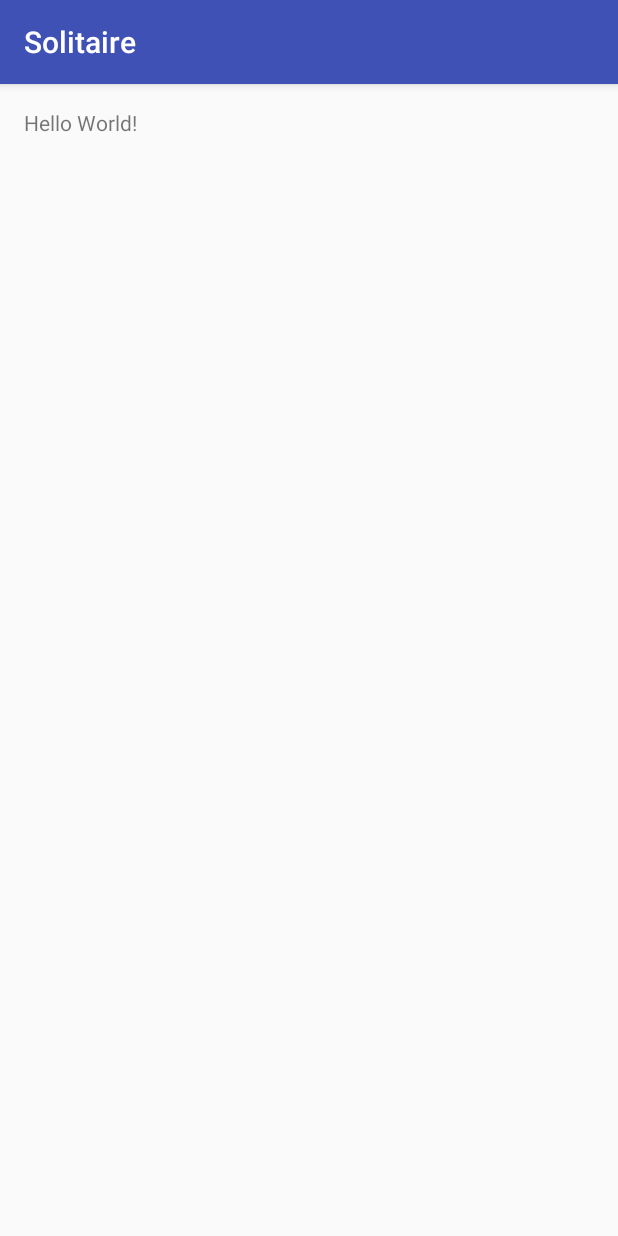
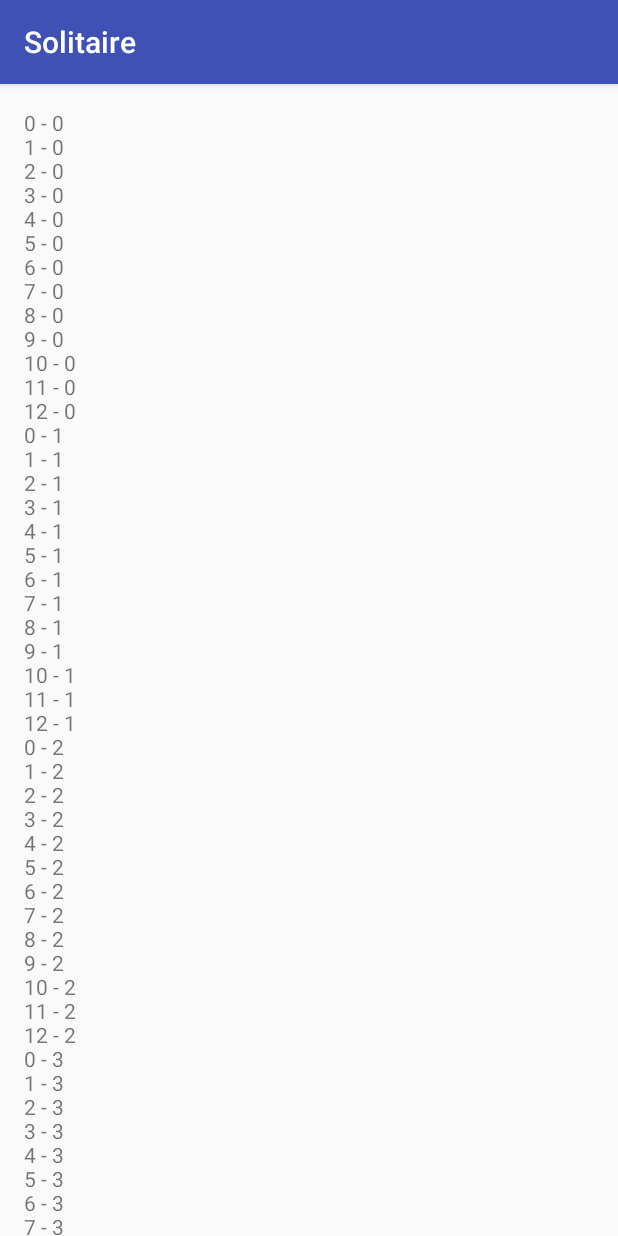
Before and after one commit to RodrigoDavy/Solitaire, an Android app: the screen it shows after launch (MainActivity), on a phone screen of 412 x 824 dp. Run offline under Robolectric (Android 15) with nearby library versions, the phone set to English and light mode, and no system bars.

Commit message:
Added Card and Deck classes

```diff
--- /dev/null
+++ b/app/src/main/java/com/example/rodrigo/solitaire/Card.kt
@@ -0,0 +1,3 @@
+package com.example.rodrigo.solitaire
+
+data class Card(val number: Int,val suit: Int)
--- /dev/null
+++ b/app/src/main/java/com/example/rodrigo/solitaire/Deck.kt
@@ -0,0 +1,26 @@
+package com.example.rodrigo.solitaire
+
+import java.util.ArrayList
+
+class Deck internal constructor() {
+
+    val cards = ArrayList<Card>()
+
+    init {
+        val numbers = intArrayOf(0, 1, 2, 3, 4, 5, 6, 7, 8, 9, 10, 11, 12)
+        val suits = intArrayOf(SUIT_DIAMONDS, SUIT_CLUBS, SUIT_HEARTS, SUIT_SPADES)
+
+        for (suit in suits) {
+            for (number in numbers) {
+                cards.add(Card(number, suit))
+            }
+        }
+    }
+
+    companion object {
+        val SUIT_DIAMONDS = 0
+        val SUIT_CLUBS = 1
+        val SUIT_HEARTS = 2
+        val SUIT_SPADES = 3
+    }
+}
--- a/app/src/main/java/com/example/rodrigo/solitaire/MainActivity.kt
+++ b/app/src/main/java/com/example/rodrigo/solitaire/MainActivity.kt
@@ -2,11 +2,23 @@ package com.example.rodrigo.solitaire
 
 import android.support.v7.app.AppCompatActivity
 import android.os.Bundle
+import android.widget.TextView
 
 class MainActivity : AppCompatActivity() {
 
     override fun onCreate(savedInstanceState: Bundle?) {
         super.onCreate(savedInstanceState)
         setContentView(R.layout.activity_main)
+
+        val deck = Deck()
+
+        val textView = findViewById<TextView>(R.id.console)
+        var str = ""
+
+        for(card in deck.cards) {
+            str += card.number.toString() + " - " + card.suit.toString() + "\n"
+        }
+
+        textView.setText(str)
     }
 }
--- a/app/src/main/res/layout/activity_main.xml
+++ b/app/src/main/res/layout/activity_main.xml
@@ -1,14 +1,15 @@
 <?xml version="1.0" encoding="utf-8"?>
-<android.support.constraint.ConstraintLayout xmlns:android="http://schemas.android.com/apk/res/android"
+<ScrollView xmlns:android="http://schemas.android.com/apk/res/android"
     xmlns:tools="http://schemas.android.com/tools"
     android:layout_width="match_parent"
     android:layout_height="match_parent"
     tools:context="com.example.rodrigo.solitaire.MainActivity">
 
     <TextView
+        android:id="@+id/console"
         android:padding="16dp"
         android:layout_width="match_parent"
         android:layout_height="match_parent"
-        android:text="Hello World!" />
+        android:text="" />
 
-</android.support.constraint.ConstraintLayout>
+</ScrollView>
```
Also changed, not shown: 1 other file.
